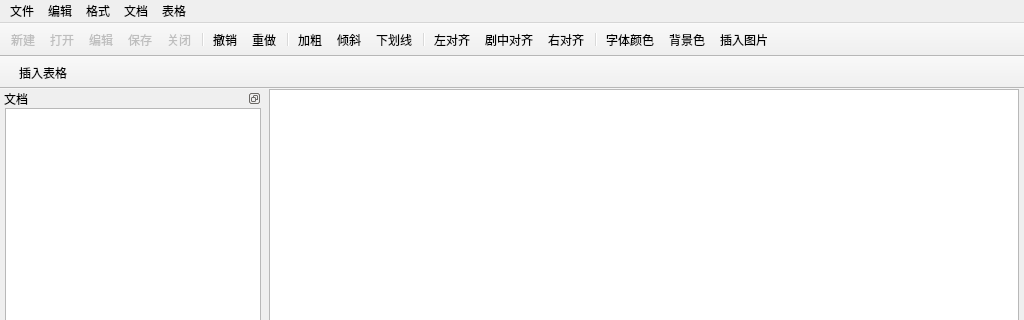
This is mainwindow.ui in yileiren/YDocManager as Qt 5 draws it before an edit; both pictures show x 0 to 1024 and y 0 to 320 of the 1024 by 768 pixel window. The edited form follows.
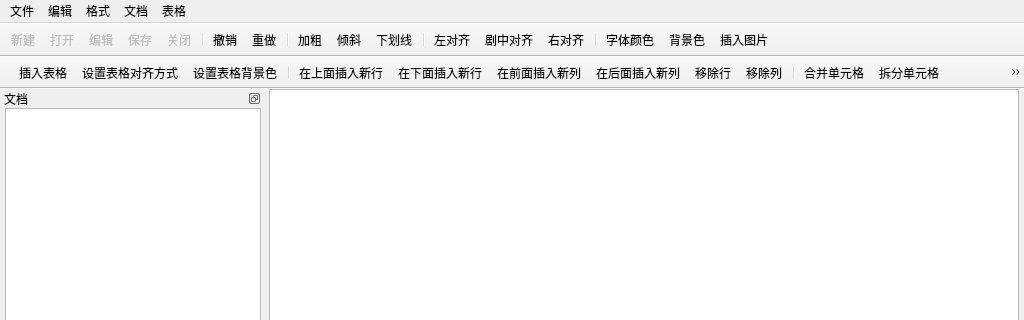
This is the edited form. Icons and pictures are not drawn. Custom widgets are drawn as their Qt base class.

Commit message: 设置表格编辑工具栏

The edit to the form file:
```diff
--- a/mainwindow.ui
+++ b/mainwindow.ui
@@ -291,6 +291,21 @@
     <bool>false</bool>
    </attribute>
    <addaction name="insertTableAction"/>
+   <addaction name="setTableAlignAction"/>
+   <addaction name="setTableBackGroundColorAction"/>
+   <addaction name="separator"/>
+   <addaction name="insertRowsAtTopAction"/>
+   <addaction name="insertRowsAtBottomAction"/>
+   <addaction name="insertColumnsAtBeginAction"/>
+   <addaction name="insertColumnsAtEndAction"/>
+   <addaction name="removeRowsAction"/>
+   <addaction name="removeColumnsAction"/>
+   <addaction name="separator"/>
+   <addaction name="mergeCellsAction"/>
+   <addaction name="splitCellAction"/>
+   <addaction name="setTableCellsPaddingAction"/>
+   <addaction name="setTableCellsSpacingAction"/>
+   <addaction name="setTableCellsBackGroundColorAction"/>
   </widget>
   <action name="newDocAction">
    <property name="enabled">
@@ -511,6 +526,150 @@
     <string>插入图片</string>
    </property>
   </action>
+  <action name="setTableAlignAction">
+   <property name="icon">
+    <iconset resource="images.qrc">
+     <normaloff>:/images/textEdit/table/setTableAlign.jpg</normaloff>:/images/textEdit/table/setTableAlign.jpg</iconset>
+   </property>
+   <property name="text">
+    <string>设置表格对齐方式</string>
+   </property>
+  </action>
+  <action name="setTableBackGroundColorAction">
+   <property name="icon">
+    <iconset resource="images.qrc">
+     <normaloff>:/images/textEdit/table/setTableBackGroundColor.jpg</normaloff>:/images/textEdit/table/setTableBackGroundColor.jpg</iconset>
+   </property>
+   <property name="text">
+    <string>设置表格背景色</string>
+   </property>
+  </action>
+  <action name="insertRowsAtTopAction">
+   <property name="icon">
+    <iconset resource="images.qrc">
+     <normaloff>:/images/textEdit/table/insertColumnAtTop.jpg</normaloff>:/images/textEdit/table/insertColumnAtTop.jpg</iconset>
+   </property>
+   <property name="text">
+    <string>在上面插入新行</string>
+   </property>
+   <property name="toolTip">
+    <string>在光标所在行上面插入新行</string>
+   </property>
+  </action>
+  <action name="insertRowsAtBottomAction">
+   <property name="icon">
+    <iconset resource="images.qrc">
+     <normaloff>:/images/textEdit/table/insertColumnAtBottom.jpg</normaloff>:/images/textEdit/table/insertColumnAtBottom.jpg</iconset>
+   </property>
+   <property name="text">
+    <string>在下面插入新行</string>
+   </property>
+   <property name="toolTip">
+    <string>在光标所在行下面插入新行</string>
+   </property>
+  </action>
+  <action name="insertColumnsAtBeginAction">
+   <property name="icon">
+    <iconset resource="images.qrc">
+     <normaloff>:/images/textEdit/table/insertRowAtBegin.jpg</normaloff>:/images/textEdit/table/insertRowAtBegin.jpg</iconset>
+   </property>
+   <property name="text">
+    <string>在前面插入新列</string>
+   </property>
+   <property name="toolTip">
+    <string>在光标所在列前面插入新列</string>
+   </property>
+  </action>
+  <action name="insertColumnsAtEndAction">
+   <property name="icon">
+    <iconset resource="images.qrc">
+     <normaloff>:/images/textEdit/table/insertRowAtEnd.jpg</normaloff>:/images/textEdit/table/insertRowAtEnd.jpg</iconset>
+   </property>
+   <property name="text">
+    <string>在后面插入新列</string>
+   </property>
+   <property name="toolTip">
+    <string>在光标所在列后面插入新列</string>
+   </property>
+  </action>
+  <action name="removeRowsAction">
+   <property name="icon">
+    <iconset resource="images.qrc">
+     <normaloff>:/images/textEdit/table/removeRow.jpg</normaloff>:/images/textEdit/table/removeRow.jpg</iconset>
+   </property>
+   <property name="text">
+    <string>移除行</string>
+   </property>
+   <property name="toolTip">
+    <string>移除光标所在处或选中的行</string>
+   </property>
+  </action>
+  <action name="removeColumnsAction">
+   <property name="icon">
+    <iconset resource="images.qrc">
+     <normaloff>:/images/textEdit/table/removeColumn.jpg</normaloff>:/images/textEdit/table/removeColumn.jpg</iconset>
+   </property>
+   <property name="text">
+    <string>移除列</string>
+   </property>
+   <property name="toolTip">
+    <string>移除光标所在处或选中的列</string>
+   </property>
+  </action>
+  <action name="mergeCellsAction">
+   <property name="icon">
+    <iconset resource="images.qrc">
+     <normaloff>:/images/textEdit/table/mergeCells.jpg</normaloff>:/images/textEdit/table/mergeCells.jpg</iconset>
+   </property>
+   <property name="text">
+    <string>合并单元格</string>
+   </property>
+  </action>
+  <action name="splitCellAction">
+   <property name="icon">
+    <iconset resource="images.qrc">
+     <normaloff>:/images/textEdit/table/splitCell.jpg</normaloff>:/images/textEdit/table/splitCell.jpg</iconset>
+   </property>
+   <property name="text">
+    <string>拆分单元格</string>
+   </property>
+  </action>
+  <action name="setTableCellsPaddingAction">
+   <property name="icon">
+    <iconset resource="images.qrc">
+     <normaloff>:/images/textEdit/table/setTableCellsPadding.jpg</normaloff>:/images/textEdit/table/setTableCellsPadding.jpg</iconset>
+   </property>
+   <property name="text">
+    <string>设置内间距</string>
+   </property>
+   <property name="toolTip">
+    <string>设置单元格内间距</string>
+   </property>
+  </action>
+  <action name="setTableCellsSpacingAction">
+   <property name="icon">
+    <iconset resource="images.qrc">
+     <normaloff>:/images/textEdit/table/setTableCellsSpacing.jpg</normaloff>:/images/textEdit/table/setTableCellsSpacing.jpg</iconset>
+   </property>
+   <property name="text">
+    <string>设置外间距</string>
+   </property>
+   <property name="toolTip">
+    <string>设置单元格外间距</string>
+   </property>
+  </action>
+  <action name="setTableCellsBackGroundColorAction">
+   <property name="icon">
+    <iconset resource="images.qrc">
+     <normaloff>:/images/textEdit/table/setTableCellsBackGroundColor.jpg</normaloff>:/images/textEdit/table/setTableCellsBackGroundColor.jpg</iconset>
+   </property>
+   <property name="text">
+    <string>设置单元格背景色</string>
+   </property>
+   <property name="toolTip">
+    <string>设置选中单元格的背景色</string>
+   </property>
+  </action>
  </widget>
  <layoutdefault spacing="6" margin="11"/>
  <customwidgets>
```
Left out of the diff: 17 changed lines with no effect on the pictures. The commit also changes 20 other files.
